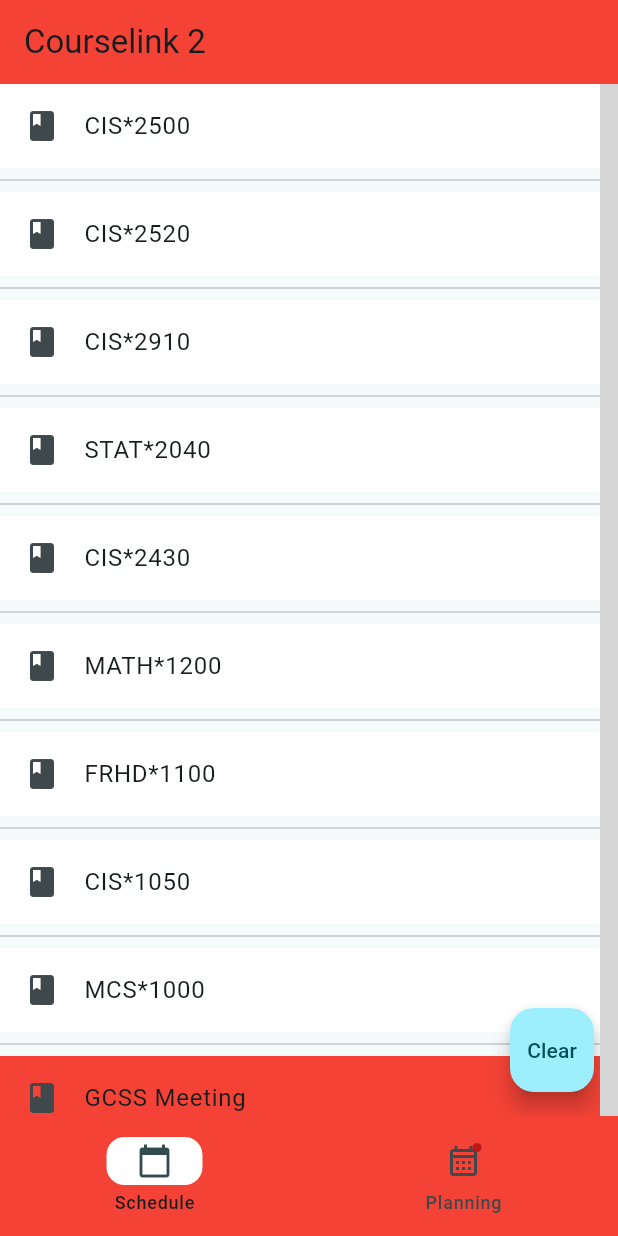
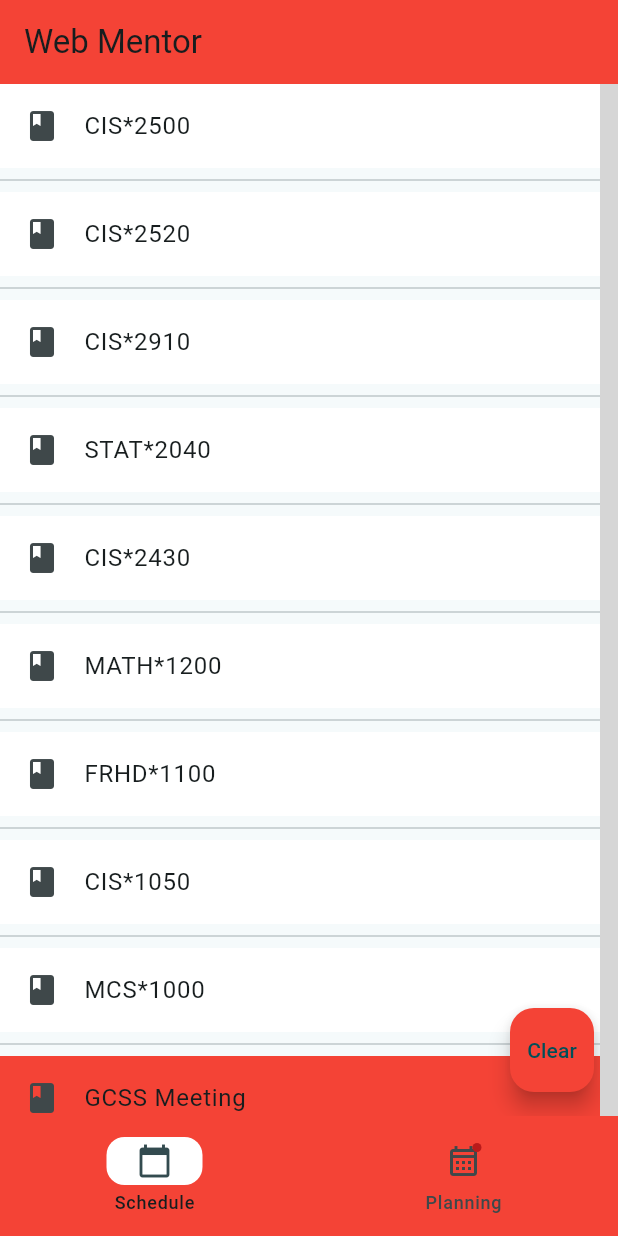
Before and after one commit to coleWesterveld/Guelph-engineering-competition-2024, a Flutter app: the screen it shows after launch, on a phone screen of 412 x 824 dp. Run offline on Flutter 3.47's test engine with Material 3 defaults, Android fonts, the phone set to English and light mode, and no system bars; drawn by our look-alikes of syncfusion_flutter_calendar; our stand-ins replace csv, google_generative_ai, table_calendar; grey boxes are pictures that could not be loaded.

Commit message:
cleanup final

```diff
--- a/lib/main.dart
+++ b/lib/main.dart
@@ -106,7 +106,7 @@
       resizeToAvoidBottomInset : false,
       appBar: AppBar(
           backgroundColor: Profile.palette[0],
-          title: Text("Courselink 2"),
+          title: Text("Web Mentor"),
         ),
 
       bottomNavigationBar: NavigationBar(
--- a/lib/schedule_page.dart
+++ b/lib/schedule_page.dart
@@ -4,6 +4,7 @@
 import 'package:syncfusion_flutter_calendar/calendar.dart';
 import 'package:google_generative_ai/google_generative_ai.dart';
 import 'csv_parser.dart';
+
 
 class Event{
   final String title;
@@ -112,7 +113,7 @@
       meetings.add(
         Appointment(
           startTime: DateTime(today.year, today.month, today.day + days, hours, minutes),
-          endTime: DateTime(today.year, today.month, today.day + days, hours + 2, minutes),
+          endTime: DateTime(today.year, today.month, today.day + days, hours + (hours != 0 ? 2 : 0), minutes),
           subject: courses[index],
           color: Color(0x99505050),
           isAllDay: false,
@@ -130,6 +131,7 @@
 
     return Scaffold(
       floatingActionButton: FloatingActionButton(
+        backgroundColor: Colors.red,
         child: Text("Clear"),
         onPressed: (){setState(() {
           colorpick = Colors.red;
@@ -164,7 +166,7 @@
                       // Check if any appointment in display overlaps with the new one
                       for (var existingMeeting in display) {
                         if (newMeeting.startTime.isBefore(existingMeeting.endTime) &&
-                            newMeeting.endTime.isAfter(existingMeeting.startTime)) {
+                            newMeeting.endTime.isAfter(existingMeeting.startTime) && newMeeting.startTime.hour != 0) {
                           hasOverlap = true;
                           break;
                         }
```
Also changed, not shown: 141 other files.
